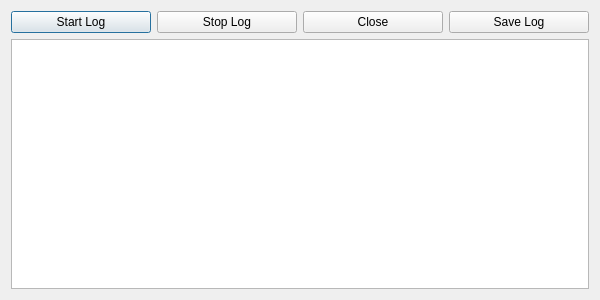
berndhs/scripts, file ui/DebugLog.ui: the form before one commit.
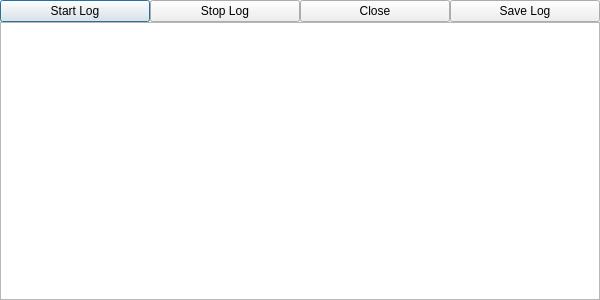
The form after the commit.

Commit message: sync mail in one step

What changed in the file:
```diff
--- a/ui/DebugLog.ui
+++ b/ui/DebugLog.ui
@@ -55,6 +55,7 @@
    </item>
   </layout>
  </widget>
+ <layoutdefault spacing="0" margin="0"/>
  <resources/>
  <connections/>
 </ui>
```
Left out of the diff: 1 changed line with no effect on the pictures. The commit also changes 2 other files.
